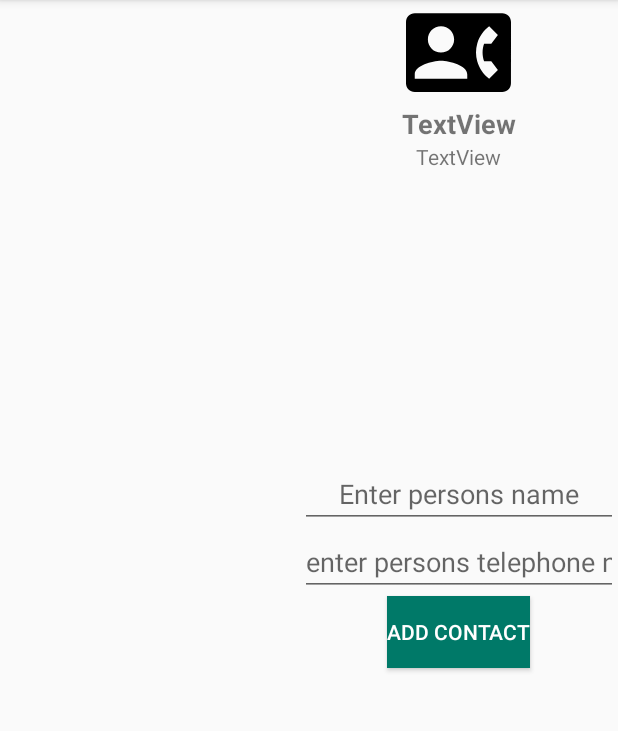
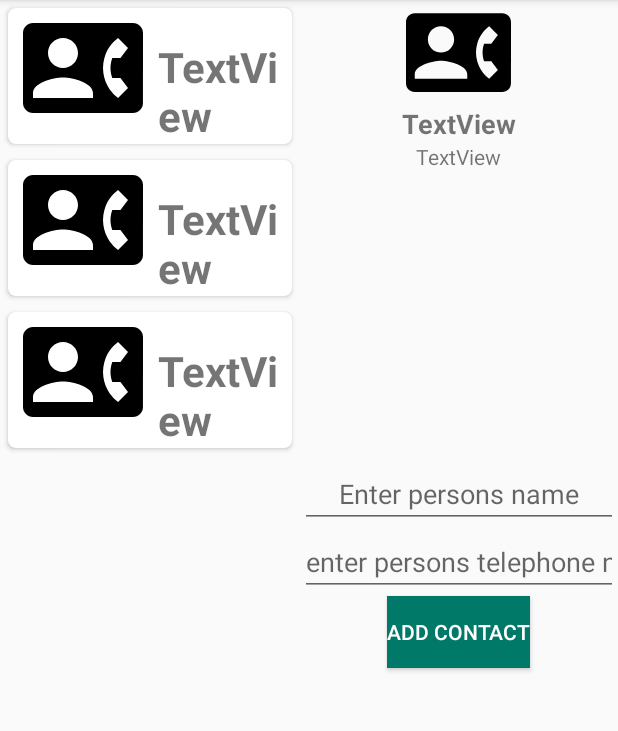
Before and after one commit to tushipandit/Learn-Android, an Android app: the screen it shows after launch (MainActivity), on a phone screen of 412 x 824 dp, the part 84-815 px from its top. Run offline under Robolectric (Android 15) with nearby library versions, the phone set to English and light mode, and no system bars; 1 statement that could not run was skipped.

```diff
--- a/fragmentrecycleview/app/build.gradle
+++ b/fragmentrecycleview/app/build.gradle
@@ -9,7 +9,8 @@ android {
         targetSdkVersion 29
         versionCode 1
         versionName "1.0"
-        testInstrumentationRunner "androidx.test.runner.AndroidJUnitRunner"
+        android.defaultConfig.vectorDrawables.useSupportLibrary = true
+                testInstrumentationRunner "androidx.test.runner.AndroidJUnitRunner"
     }
     buildTypes {
         release {
--- a/fragmentrecycleview/app/src/main/AndroidManifest.xml
+++ b/fragmentrecycleview/app/src/main/AndroidManifest.xml
@@ -8,6 +8,7 @@
         android:label="@string/app_name"
         android:roundIcon="@mipmap/ic_launcher_round"
         android:supportsRtl="true"
+        android:name=".Applicationclass"
         android:theme="@style/AppTheme">
         <activity android:name=".MainActivity">
             <intent-filter>
--- /dev/null
+++ b/fragmentrecycleview/app/src/main/java/com/example/fragmentrecycleview/Applicationclass.java
@@ -0,0 +1,21 @@
+package com.example.fragmentrecycleview;
+
+import android.app.Application;
+
+import java.util.ArrayList;
+
+public class Applicationclass extends Application
+{
+
+    public static ArrayList<person> people;
+    @Override
+    public void onCreate() {
+        super.onCreate();
+
+        people = new ArrayList<person>();
+        people.add(new person("chuck norris","9254633"));
+        people.add(new person("bihari pan","92546322"));
+        people.add(new person("bubul","55896555"));
+
+    }
+}
--- a/fragmentrecycleview/app/src/main/java/com/example/fragmentrecycleview/Listfrag.java
+++ b/fragmentrecycleview/app/src/main/java/com/example/fragmentrecycleview/Listfrag.java
@@ -3,7 +3,10 @@ package com.example.fragmentrecycleview;
 
 import android.os.Bundle;
 
+import androidx.annotation.Nullable;
 import androidx.fragment.app.Fragment;
+import androidx.recyclerview.widget.LinearLayoutManager;
+import androidx.recyclerview.widget.RecyclerView;
 
 import android.view.LayoutInflater;
 import android.view.View;
@@ -15,6 +18,10 @@ import android.view.ViewGroup;
  */
 public class Listfrag extends Fragment {
 
+    RecyclerView recyclerView;
+    RecyclerView.Adapter myadapter;
+    RecyclerView.LayoutManager layoutManager;
+    View view;
 
     public Listfrag() {
         // Required empty public constructor
@@ -24,8 +31,27 @@ public class Listfrag extends Fragment {
     @Override
     public View onCreateView(LayoutInflater inflater, ViewGroup container,
                              Bundle savedInstanceState) {
+
+
         // Inflate the layout for this fragment
-        return inflater.inflate(R.layout.fragment_listfrag, container, false);
+        view= inflater.inflate(R.layout.fragment_listfrag, container, false);
+
+        return view;
+
     }
 
+    @Override
+    public void onActivityCreated(@Nullable Bundle savedInstanceState) {
+        super.onActivityCreated(savedInstanceState);
+
+        recyclerView=view.findViewById(R.id.list);
+        recyclerView.setHasFixedSize(true);
+
+        layoutManager=new LinearLayoutManager(this.getActivity());
+        recyclerView.setLayoutManager(layoutManager);
+
+        myadapter=new personadapter(this.getActivity(),Applicationclass.people);
+        recyclerView.setAdapter(myadapter);
+
+    }
 }
--- a/fragmentrecycleview/app/src/main/java/com/example/fragmentrecycleview/MainActivity.java
+++ b/fragmentrecycleview/app/src/main/java/com/example/fragmentrecycleview/MainActivity.java
@@ -8,7 +8,7 @@ import android.widget.Button;
 import android.widget.EditText;
 import android.widget.TextView;
 
-public class MainActivity extends AppCompatActivity {
+public class MainActivity extends AppCompatActivity implements personadapter.itemclicked{
 
     TextView tvname , tvtel;
     EditText etname ,ettel;
@@ -34,4 +34,11 @@ public class MainActivity extends AppCompatActivity {
         });
 
     }
+
+    @Override
+    public void onitemclick(int index) {
+            tvname.setText(Applicationclass.people.get(index).getName());
+            tvtel.setText(Applicationclass.people.get(index).getTelno());
+
+    }
 }
--- a/fragmentrecycleview/app/src/main/java/com/example/fragmentrecycleview/person.java
+++ b/fragmentrecycleview/app/src/main/java/com/example/fragmentrecycleview/person.java
@@ -1,4 +1,28 @@
 package com.example.fragmentrecycleview;
 
 public class person {
+
+    private String name;
+    private String telno;
+
+    public person(String name, String telno) {
+        this.name = name;
+        this.telno = telno;
+    }
+
+    public String getName() {
+        return name;
+    }
+
+    public void setName(String name) {
+        this.name = name;
+    }
+
+    public String getTelno() {
+        return telno;
+    }
+
+    public void setTelno(String telno) {
+        this.telno = telno;
+    }
 }
--- /dev/null
+++ b/fragmentrecycleview/app/src/main/java/com/example/fragmentrecycleview/personadapter.java
@@ -0,0 +1,71 @@
+package com.example.fragmentrecycleview;
+
+import android.content.Context;
+import android.view.LayoutInflater;
+import android.view.View;
+import android.view.ViewGroup;
+import android.widget.TextView;
+
+import androidx.annotation.NonNull;
+import androidx.recyclerview.widget.RecyclerView;
+
+import java.util.ArrayList;
+
+public class personadapter extends RecyclerView.Adapter<personadapter.ViewHolder>{
+
+    itemclicked activity;
+
+    public ArrayList<person> people;
+
+
+    public interface itemclicked{
+        void onitemclick(int index);
+    }
+
+
+    public personadapter(Context context , ArrayList<person> list){
+
+        people = list;
+        activity=(itemclicked)context;
+
+    }
+
+    public class ViewHolder extends RecyclerView.ViewHolder
+    {
+        TextView tvname;
+
+        public ViewHolder(@NonNull View itemView) {
+            super(itemView);
+
+            tvname=itemView.findViewById(R.id.tvname);
+            itemView.setOnClickListener(new View.OnClickListener() {
+                @Override
+                public void onClick(View view) {
+                    activity.onitemclick(people.indexOf((person) view.getTag()));
+                }
+            });
+
+        }
+    }
+
+    @NonNull
+    @Override
+    public personadapter.ViewHolder onCreateViewHolder(@NonNull ViewGroup parent, int viewType) {
+
+        View view= LayoutInflater.from(parent.getContext()).inflate(R.layout.row_layout,parent,false);
+
+        return new ViewHolder(view);
+    }
+
+    @Override
+    public void onBindViewHolder(@NonNull personadapter.ViewHolder holder, int position) {
+        holder.itemView.setTag(people.get(position));
+        holder.tvname.setText(people.get(position).getName());
+
+    }
+
+    @Override
+    public int getItemCount() {
+        return people.size();
+    }
+}
--- /dev/null
+++ b/fragmentrecycleview/app/src/main/res/layout/row_layout.xml
@@ -0,0 +1,46 @@
+<?xml version="1.0" encoding="utf-8"?>
+<LinearLayout xmlns:android="http://schemas.android.com/apk/res/android"
+    xmlns:app="http://schemas.android.com/apk/res-auto"
+    android:orientation="vertical" android:layout_width="match_parent"
+    android:layout_height="wrap_content">
+
+    <androidx.cardview.widget.CardView
+        xmlns:card_view="http://schemas.android.com/apk/res-auto"
+        card_view:cardBackgroundColor="@color/cardview_light_background"
+        card_view:cardCornerRadius="5dp"
+        android:elevation="5dp"
+        card_view:cardUseCompatPadding="false"
+        android:layout_width="match_parent"
+        android:layout_height="wrap_content"
+        android:layout_margin="5dp"
+
+        >
+
+
+        <LinearLayout
+            android:layout_width="match_parent"
+            android:layout_height="wrap_content"
+            android:orientation="horizontal">
+
+            <ImageView
+                android:id="@+id/imageView2"
+                android:layout_width="80dp"
+                android:layout_height="80dp"
+                android:layout_marginLeft="10dp"
+                app:srcCompat="@drawable/contact" />
+
+            <TextView
+                android:id="@+id/textView"
+                android:layout_width="wrap_content"
+                android:layout_height="wrap_content"
+                android:textSize="28sp"
+                android:textStyle="bold"
+                android:layout_marginTop="20dp"
+                android:layout_marginLeft="10dp"
+                android:text="TextView" />
+        </LinearLayout>
+
+    </androidx.cardview.widget.CardView>
+
+
+</LinearLayout>
```
